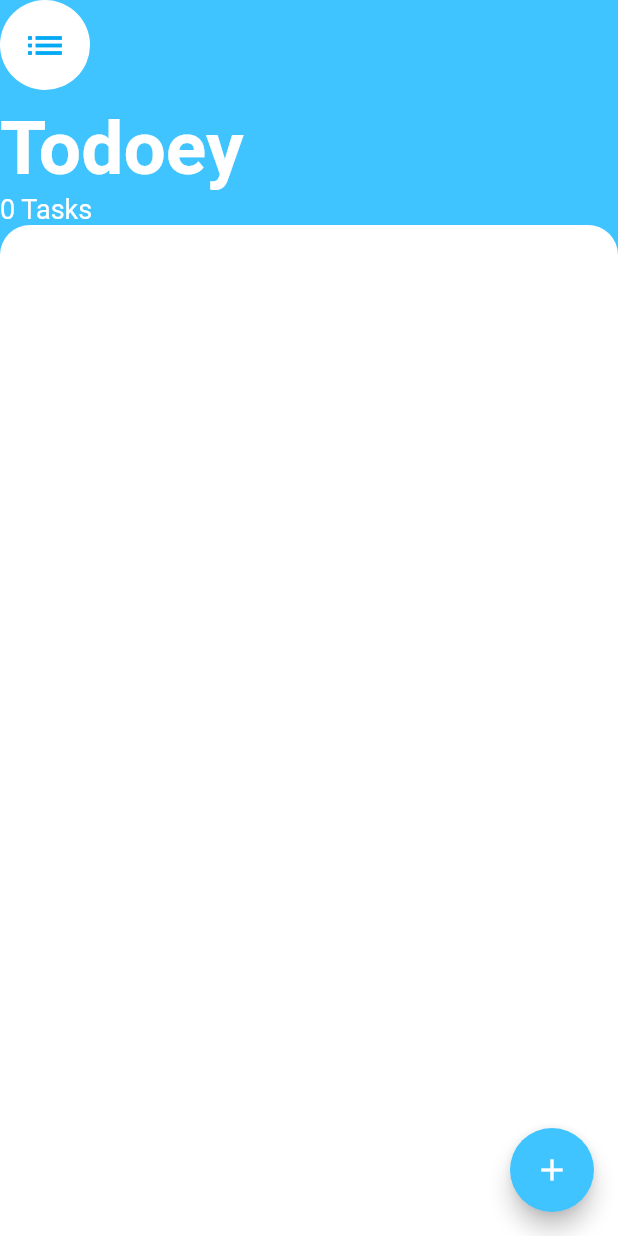
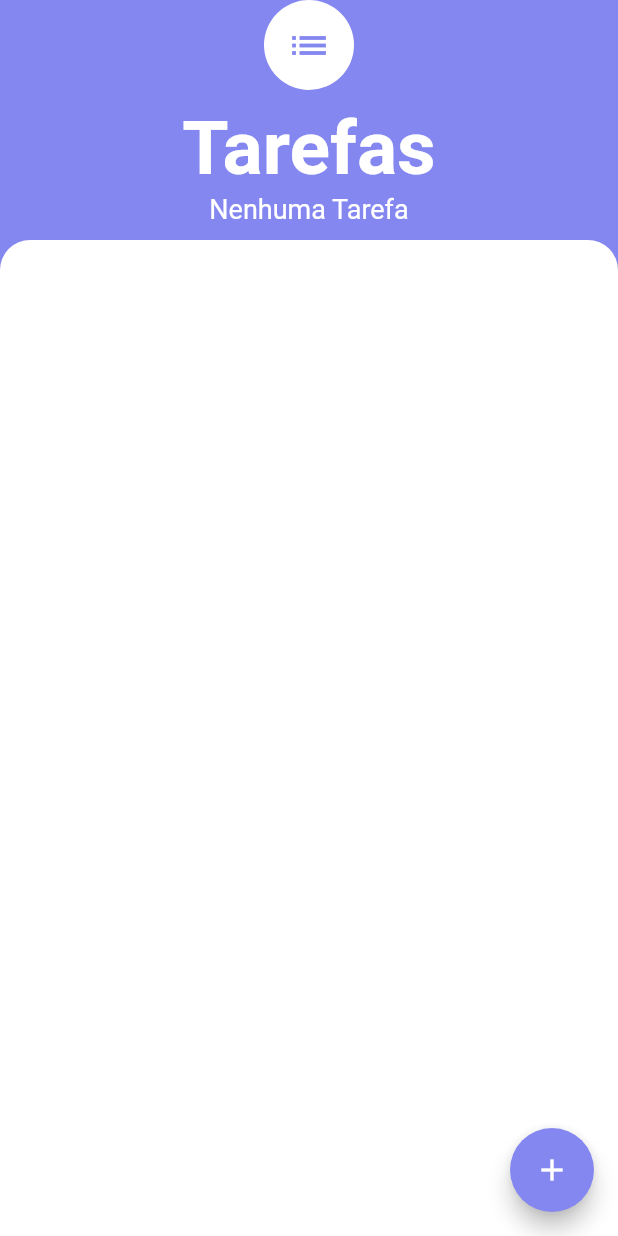
Before and after one commit to erosborba/todoey_flutter, a Flutter app: the screen it shows after launch, on a phone screen of 412 x 824 dp. Run offline on Flutter 3.47's test engine with Material 2 defaults, Android fonts, the phone set to English and light mode, and no system bars.

Commit message:
add global constants to colors

```diff
--- /dev/null
+++ b/lib/constants.dart
@@ -0,0 +1,3 @@
+import 'package:flutter/material.dart';
+
+const kPrimaryColor = Color(0xff8487F0);
--- a/lib/screens/tasks_screen.dart
+++ b/lib/screens/tasks_screen.dart
@@ -1,5 +1,6 @@
 import 'package:flutter/material.dart';
 import 'package:todoey_flutter/widgets/tasks_list.dart';
+import '../constants.dart';
 import 'add_task_screen.dart';
 import 'package:todoey_flutter/models/task_data.dart';
 import 'package:provider/provider.dart';
@@ -22,38 +23,39 @@ class TaskScreen extends StatelessWidget {
             ),
           );
         },
-        backgroundColor: Colors.lightBlueAccent,
+        backgroundColor: kPrimaryColor,
         child: Icon(Icons.add),
       ),
-      backgroundColor: Colors.lightBlueAccent,
+      backgroundColor: kPrimaryColor,
       body: SafeArea(
         child: Column(
-          crossAxisAlignment: CrossAxisAlignment.start,
+          crossAxisAlignment: CrossAxisAlignment.center,
           children: [
             CircleAvatar(
               child: Icon(
                 Icons.list,
                 size: 30.0,
-                color: Colors.lightBlue,
+                color: kPrimaryColor,
               ),
               backgroundColor: Colors.white,
               radius: 30.0,
             ),
             SizedBox(height: 10),
             Text(
-              'Todoey',
+              'Tarefas',
               style: TextStyle(
                   color: Colors.white,
                   fontSize: 50.0,
                   fontWeight: FontWeight.w700),
             ),
             Text(
-              '${Provider.of<TaskData>(context).taskCount} Tasks',
+              pluralize(Provider.of<TaskData>(context).taskCount).toString(),
               style: TextStyle(
                 color: Colors.white,
                 fontSize: 18.0,
               ),
             ),
+            SizedBox(height: 10),
             Expanded(
               child: Container(
                 padding: EdgeInsets.symmetric(horizontal: 15.0),
@@ -73,3 +75,14 @@ class TaskScreen extends StatelessWidget {
     );
   }
 }
+
+pluralize(tarefas) {
+  if (tarefas > 1) {
+    return '$tarefas tarefas';
+  }
+  if (tarefas == 1) {
+    return '$tarefas tarefa';
+  } else {
+    return 'Nenhuma Tarefa';
+  }
+}
```
Also changed, not shown: lib/screens/add_task_screen.dart (+10 -5 lines).
